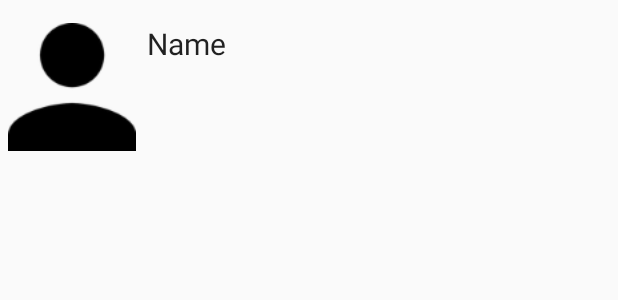
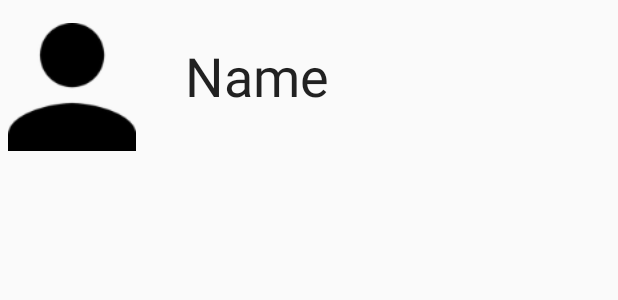
Before and after one commit to firsova/KP-for-Android-Studio-dev, an Android app: the layout listitem.xml on its own in the app's theme, with its tools: preview values and no code run, on a phone screen of 412 x 824 dp. Shown: the top 300 px of the screen. Run offline under Robolectric (Android 15) with nearby library versions, the phone set to English and light mode, and no system bars.

Commit message:
EDITED. view of QueueList

```diff
--- a/app/src/main/res/layout/listitem.xml
+++ b/app/src/main/res/layout/listitem.xml
@@ -31,14 +31,15 @@
         android:id="@+id/label"
         android:layout_width="wrap_content"
         android:layout_height="wrap_content"
-        android:layout_toRightOf="@id/avatar_status"
-        android:layout_toEndOf="@id/avatar_status"
-        android:layout_marginRight="@dimen/agenda_name_margin_right"
-        android:layout_marginEnd="@dimen/agenda_name_margin_right"
-        android:textSize="20sp"
+        android:textSize="36sp"
         android:text="Name"
         android:textColor="@color/primary_text_default_material_light"
         android:typeface="normal"
-        android:textStyle="normal" />
+        android:textStyle="normal"
+        android:layout_centerVertical="true"
+        android:layout_toRightOf="@+id/avatar_status"
+        android:layout_toEndOf="@+id/avatar_status"
+        android:layout_marginLeft="25dp"
+        android:layout_marginStart="25dp" />
 
-    </RelativeLayout>
+</RelativeLayout>
```
